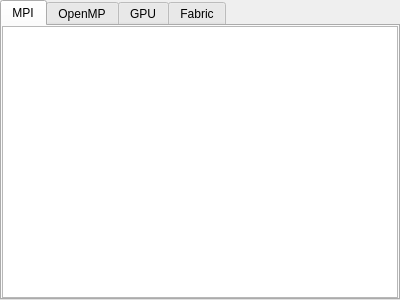
Before: the Qt Designer form mpi.tool/components/qTV/functionstabwidget.ui in peatman/peat, drawn with Qt 5.
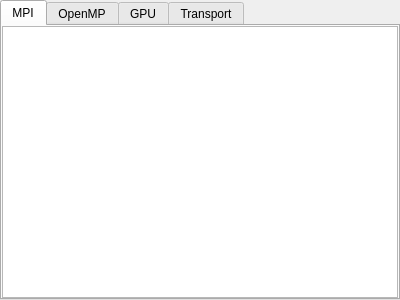
After: the same form once the commit is applied.

Diff of the .ui file:
```diff
--- a/mpi.tool/components/qTV/functionstabwidget.ui
+++ b/mpi.tool/components/qTV/functionstabwidget.ui
@@ -33,7 +33,7 @@
   </widget>
   <widget class="QTableWidget" name="fab">
    <attribute name="title">
-    <string>Fabric</string>
+    <string>Transport</string>
    </attribute>
   </widget>
  </widget>
```
Left out of the diff: 2 changed lines with no effect on the pictures.
